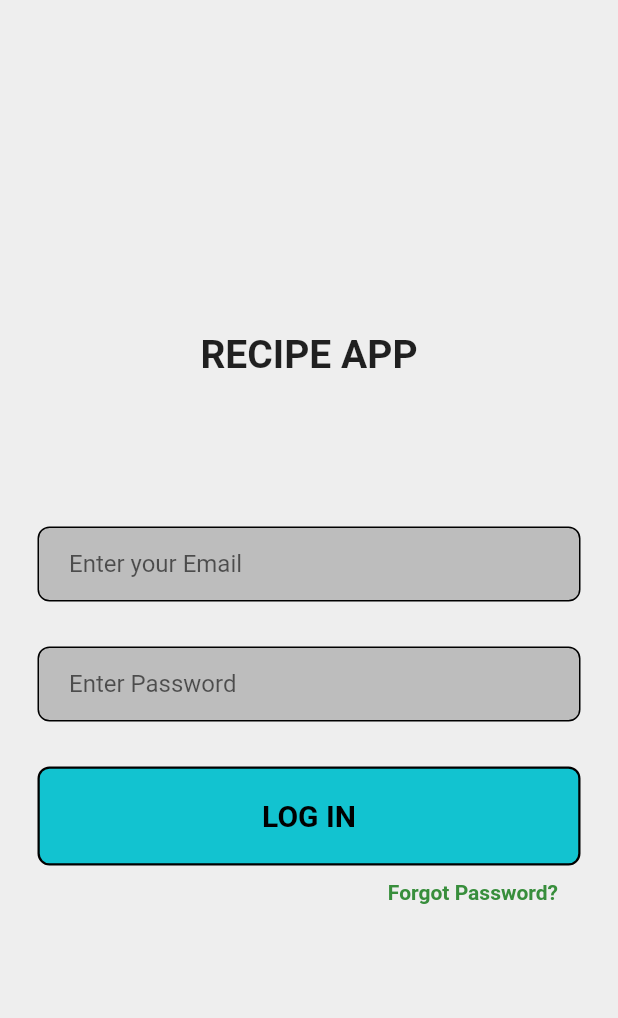
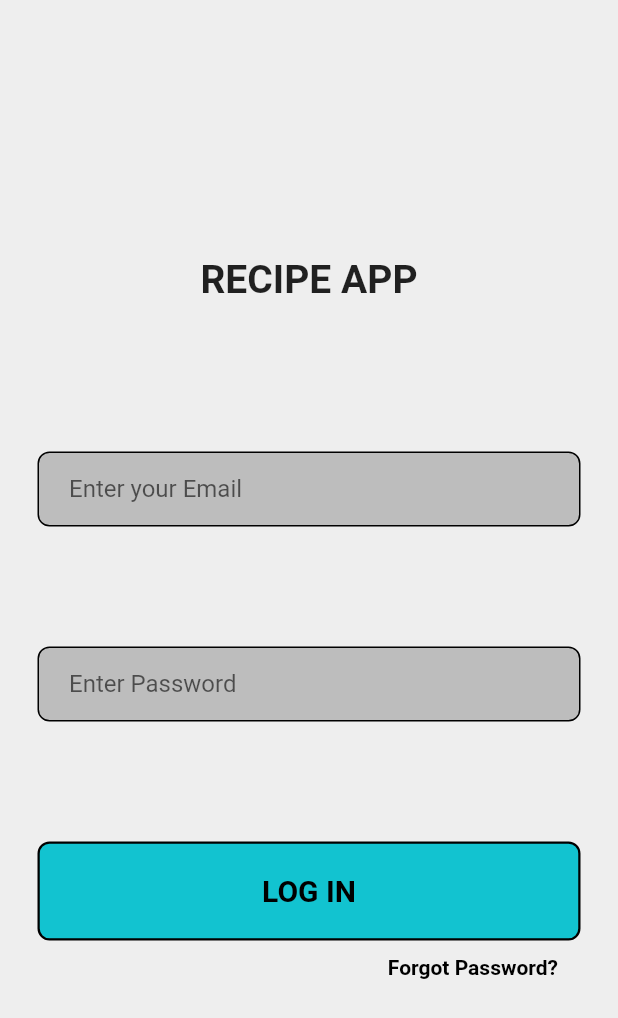
Before and after one commit to shadkasera/receip_app, a Flutter app: the screen it shows after launch, after a tap on "GET STARTED", on a phone screen of 412 x 824 dp. Shown: the top 1018 px of the screen. Run offline on Flutter 3.47's test engine with Material 2 defaults, Android fonts, the phone set to English and light mode, and no system bars.

Commit message:
updated the login

```diff
--- a/lib/login.dart
+++ b/lib/login.dart
@@ -38,7 +38,8 @@ class LogInPage extends StatelessWidget {
                     decoration: BoxDecoration(
                       color: Colors.grey[400],
                       border: Border.all(
-                        color: Colors.black,width: 1.0,
+                        color: Colors.black,
+                        width: 1.0,
                       ),
                       borderRadius: BorderRadius.circular(8),
                     ),
@@ -55,7 +56,7 @@ class LogInPage extends StatelessWidget {
                 ),
                 //password text field
                 const SizedBox(
-                  height: 30,
+                  height: 80,
                 ),
                 Padding(
                   padding: const EdgeInsets.symmetric(horizontal: 25),
@@ -82,7 +83,7 @@ class LogInPage extends StatelessWidget {
                 ),
                 //sign in
                 const SizedBox(
-                  height: 30,
+                  height: 80,
                 ),
 
                 Padding(
@@ -124,11 +125,11 @@ class LogInPage extends StatelessWidget {
                   padding: const EdgeInsets.only(right: 40),
                   child: Row(
                     mainAxisAlignment: MainAxisAlignment.end,
-                    children: [
+                    children: const [
                       Text(
                         '  Forgot Password?',
                         style: TextStyle(
-                          color: Colors.green[700],
+                          color: Colors.black,
                           fontWeight: FontWeight.bold,
                         ),
                       )
```
